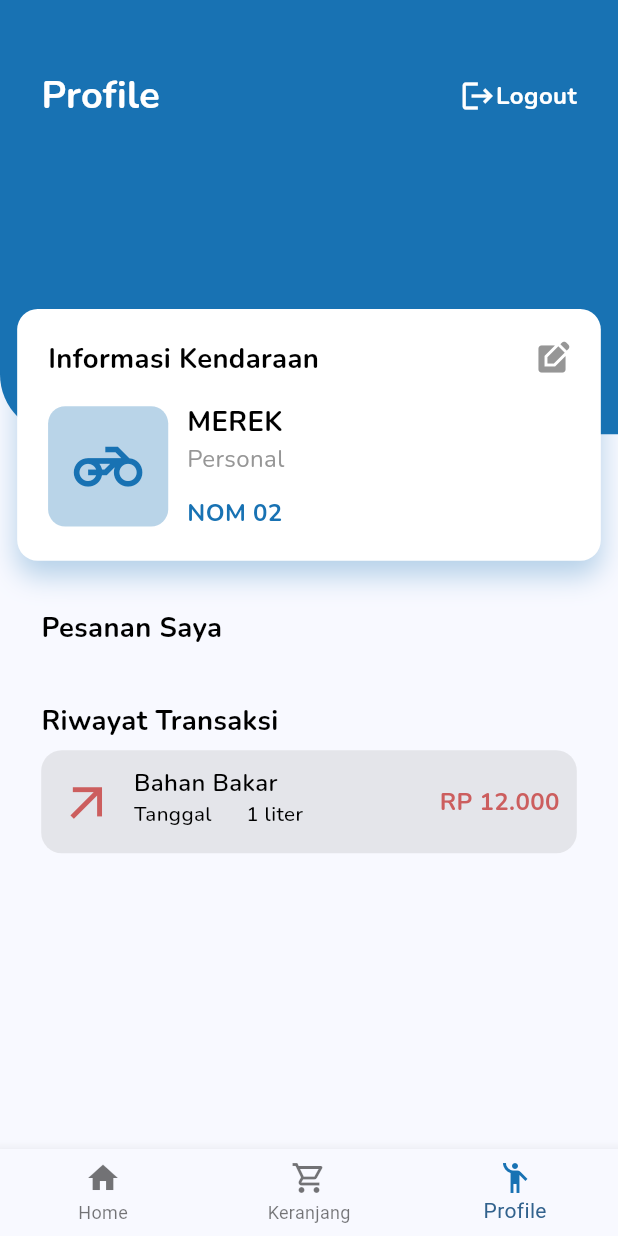
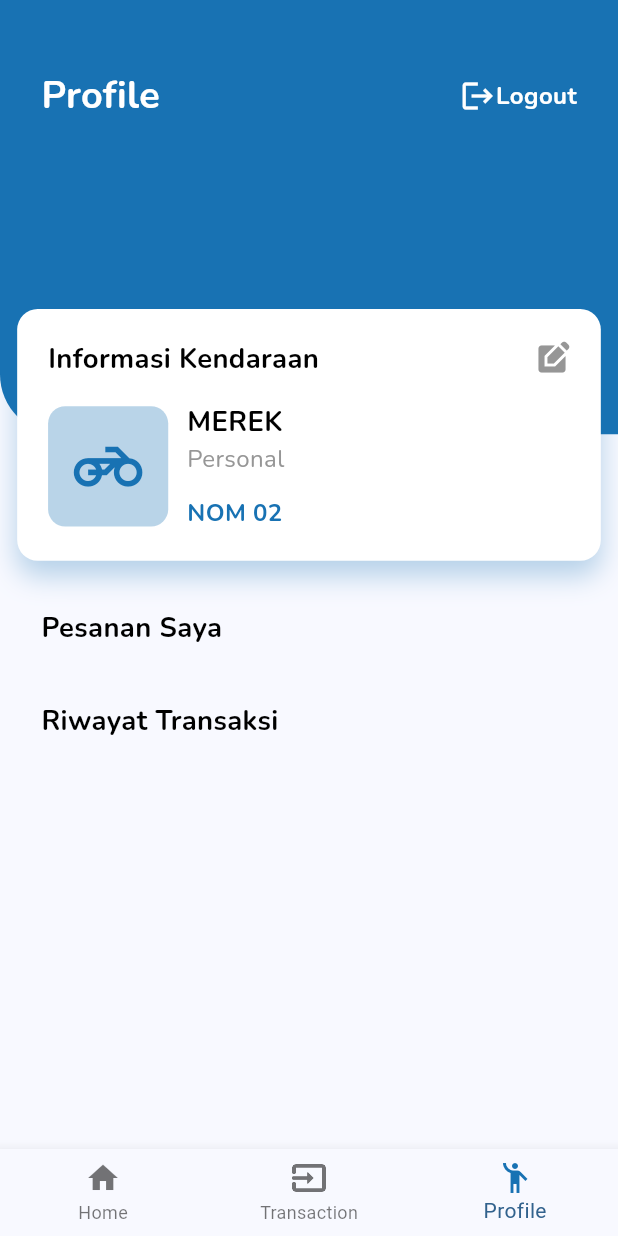
Before and after one commit to dandyfp/my_pertamini, a Flutter app: the MainView screen opened by its route, item 3 of the bottom bar chosen, on a phone screen of 412 x 824 dp. Run offline on Flutter 3.47's test engine with Material 2 defaults, Android fonts, the light colour scheme and no system bars; our stand-ins replace dio, dropdown_search, form_field_validator, freezed_annotation, get_it, google_fonts and 7 more; accounts and stored records are empty; generated files the repository leaves out were written again; network calls fail; project files that could hold a hidden picture were left out.

Commit message:
Transaction

```diff
--- a/lib/src/constans/config.dart
+++ b/lib/src/constans/config.dart
@@ -3,4 +3,6 @@ class Config {
   static const baseUrlAndro = 'http://10.0.2.2:8000/api/';
 
   static const String session = 'token';
+
+  static const String localeID = "id_ID";
 }
--- /dev/null
+++ b/lib/src/constans/navigator_key.dart
@@ -0,0 +1,3 @@
+import 'package:flutter/material.dart';
+
+final GlobalKey<NavigatorState> navigatorKey = GlobalKey<NavigatorState>();
--- a/lib/src/iu/views/main/main_view.dart
+++ b/lib/src/iu/views/main/main_view.dart
@@ -51,12 +51,12 @@ class _MainViewState extends State<MainView> {
           ),
           BottomNavigationBarItem(
             activeIcon: Icon(
-              Icons.shopping_cart_outlined,
+              Icons.input_outlined,
               color: BaseColors.primaryBlue,
             ),
-            label: 'Keranjang',
+            label: 'Transaction',
             icon: Icon(
-              Icons.shopping_cart_outlined,
+              Icons.input_outlined,
             ),
           ),
           BottomNavigationBarItem(
--- a/lib/src/iu/views/profile/profile_view.dart
+++ b/lib/src/iu/views/profile/profile_view.dart
@@ -8,7 +8,6 @@ import 'package:my_pertamini/src/iu/views/profile/profile_viewmodel.dart';
 import 'package:stacked/stacked.dart';
 
 import '../widgets/item_my_order.dart';
-import '../widgets/item_transaction.dart';
 
 class ProfileView extends StatelessWidget {
   static const String routeName = "/profile-view";
@@ -219,7 +218,7 @@ class ProfileView extends StatelessWidget {
                               ],
                             ),
                             verticalSpace(SDP.sdp(6.0)),
-                            ItemTransaction(),
+                            //ItemTransaction(),
                             //LottieBuilder.asset(successAnimation)
                           ],
                         ),
--- a/lib/src/iu/views/widgets/item_transaction.dart
+++ b/lib/src/iu/views/widgets/item_transaction.dart
@@ -1,4 +1,5 @@
 import 'package:flutter/material.dart';
+import 'package:my_pertamini/src/models/transaction.dart';
 
 import '../../../helpers/scalable_dp_helper.dart';
 import '../../shared/colors.dart';
@@ -7,8 +8,10 @@ import '../../shared/style.dart';
 import '../../shared/ui_helpers.dart';
 
 class ItemTransaction extends StatelessWidget {
+  final Transaction data;
   const ItemTransaction({
     super.key,
+    required this.data,
   });
 
   @override
@@ -40,7 +43,7 @@ class ItemTransaction extends StatelessWidget {
                 crossAxisAlignment: CrossAxisAlignment.start,
                 children: [
                   Text(
-                    'Bahan Bakar',
+                    data.nameFuel ?? '',
                     style: semiBoldBlackStyle.copyWith(
                       fontSize: SDP.sdp(text),
                     ),
@@ -48,14 +51,14 @@ class ItemTransaction extends StatelessWidget {
                   Row(
                     children: [
                       Text(
-                        'Tanggal',
+                        data.date ?? '',
                         style: mediumBlackStyle.copyWith(
                           fontSize: SDP.sdp(textS),
                         ),
                       ),
                       horizontalSpace(SDP.sdp(20.0)),
                       Text(
-                        '1 liter',
+                        '${data.liter} liter',
                         style: mediumBlackStyle.copyWith(
                           fontSize: SDP.sdp(textS),
                         ),
@@ -66,7 +69,7 @@ class ItemTransaction extends StatelessWidget {
               ),
             ),
             Text(
-              'RP 12.000',
+              'RP ${data.amount}',
               style: boldBlackStyle.copyWith(
                 fontSize: SDP.sdp(text),
                 color: BaseColors.red,
--- a/lib/src/models/order.dart
+++ b/lib/src/models/order.dart
@@ -29,6 +29,8 @@ class Order {
   String? fullAddress;
   @JsonKey(name: "shipping_cost")
   int? shippingCost;
+  @JsonKey(name: "created_at")
+  String? createdAt;
   Order({
     this.id,
     this.idUser,
@@ -46,6 +48,7 @@ class Order {
     this.numberOktan,
     this.fullAddress,
     this.shippingCost,
+    this.createdAt,
   });
 
   factory Order.fromJson(Map<String, dynamic> json) => _$OrderFromJson(json);
--- /dev/null
+++ b/lib/src/models/transaction.dart
@@ -0,0 +1,41 @@
+import 'package:freezed_annotation/freezed_annotation.dart';
+
+part 'transaction.g.dart';
+
+@JsonSerializable()
+class Transaction {
+  String? id;
+  @JsonKey(name: 'id_user')
+  String? idUser;
+  @JsonKey(name: 'id_order')
+  String? idOrder;
+  @JsonKey(name: 'id_fuel')
+  String? idFuel;
+  @JsonKey(name: 'type_transaction')
+  String? typeTransaction;
+  int? amount;
+  @JsonKey(name: 'transaction_payment_method')
+  String? transactionPaymentMethod;
+  String? date;
+  @JsonKey(name: "name_fuel")
+  String? nameFuel;
+  int? liter;
+  String? type;
+  Transaction({
+    this.id,
+    this.idUser,
+    this.idOrder,
+    this.idFuel,
+    this.typeTransaction,
+    this.amount,
+    this.transactionPaymentMethod,
+    this.date,
+    this.nameFuel,
+    this.liter,
+    this.type,
+  });
+
+  factory Transaction.fromJson(Map<String, dynamic> json) => _$TransactionFromJson(json);
+
+  Map<String, dynamic> toJson() => _$TransactionToJson(this);
+}
--- a/lib/src/network/api_service.dart
+++ b/lib/src/network/api_service.dart
@@ -5,6 +5,7 @@ import 'package:my_pertamini/src/models/detail_user.dart';
 import 'package:my_pertamini/src/models/fuel.dart';
 import 'package:my_pertamini/src/models/order.dart';
 import 'package:my_pertamini/src/models/profile.dart';
+import 'package:my_pertamini/src/models/transaction.dart';
 import 'package:retrofit/http.dart';
 
 import '../helpers/http_helper.dart';
@@ -36,4 +37,10 @@ abstract class ApiService {
 
   @GET('my-order')
   Future<CoreRes<List<Order>>> getMyOrder();
+
+  @POST("create-transaction")
+  Future<CoreRes> createTransaction(@Body() Map<String, dynamic> body);
+
+  @GET("my-transaction")
+  Future<CoreRes<List<Transaction>>> getMytransaction();
 }
--- a/lib/src/services/request/order_req.dart
+++ b/lib/src/services/request/order_req.dart
@@ -16,6 +16,9 @@ class OrderReq {
   String? status;
   int? price;
   int? liter;
+  String? type;
+  @JsonKey(name: 'name_fuel')
+  String? nameFuel;
   OrderReq({
     this.nameOrder,
     this.province,
--- a/pubspec.yaml
+++ b/pubspec.yaml
@@ -69,6 +69,10 @@ dependencies:
   # lottie
   lottie: ^2.3.2
 
+  # syncfusion
+  syncfusion_flutter_calendar: ^21.2.9
+
+
 icons_launcher:
   image_path: "assets/mypertamini.png"
   platforms:
```
Also changed, not shown: lib/src/helpers/date_time_format.dart (added, +76 -0 lines), lib/src/iu/views/cart/cart_view.dart (+17 -5 lines), lib/src/iu/views/cart/cart_viewmodel.dart (+25 -1 lines), lib/src/iu/views/status_order/status_order_view.dart (+24 -0 lines), lib/src/iu/views/status_order/status_order_viewmodel.dart (+31 -1 lines), lib/src/services/request/transaction_req.dart (added, +41 -0 lines), lib/src/services/transaction_service.dart (+32 -0 lines), lib/src/models/order.g.dart, lib/src/models/transaction.g.dart (added), lib/src/network/api_service.g.dart, lib/src/services/request/order_req.g.dart, lib/src/services/request/transaction_req.g.dart (added), pubspec.lock.
